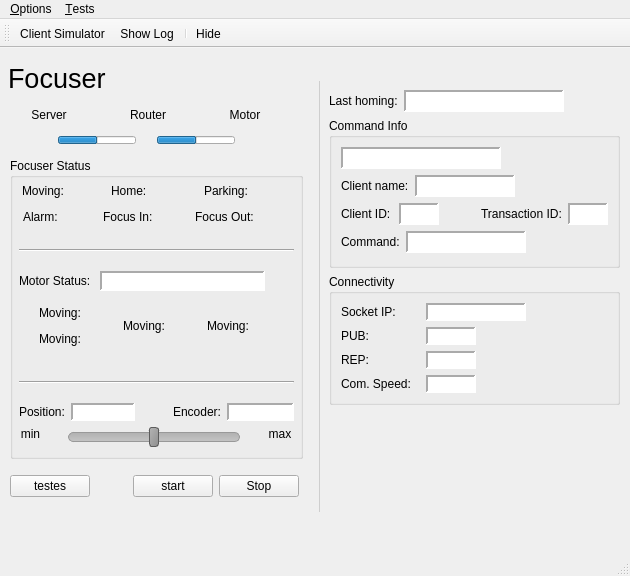
Above: assets/ui/main.ui from dev-LNA/HostFocuser160 before the change. Below: the same form after it.
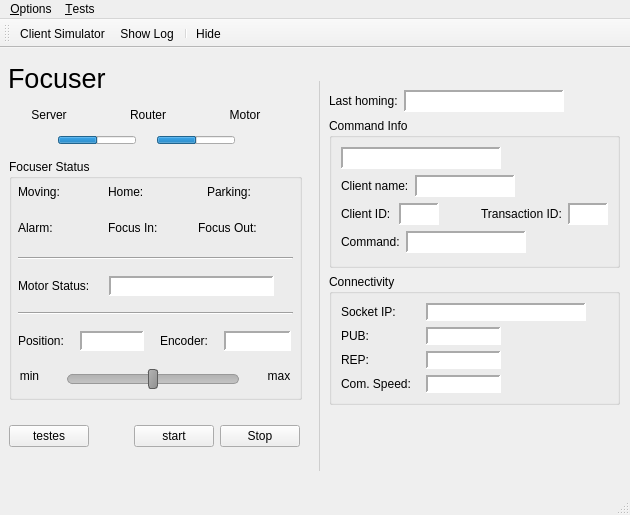
That is the form after the change. Icons and pictures are not drawn.

Commit message: Small UI adjust and 160 config file update

Diff of the .ui file:
```diff
--- a/assets/ui/main.ui
+++ b/assets/ui/main.ui
@@ -7,7 +7,7 @@
     <x>0</x>
     <y>0</y>
     <width>630</width>
-    <height>576</height>
+    <height>515</height>
    </rect>
   </property>
   <property name="minimumSize">
@@ -88,7 +88,7 @@
       <property name="minimumSize">
        <size>
         <width>310</width>
-        <height>470</height>
+        <height>409</height>
        </size>
       </property>
       <property name="currentIndex">
@@ -658,7 +658,7 @@
           <x>310</x>
           <y>24</y>
           <width>310</width>
-          <height>431</height>
+          <height>390</height>
          </rect>
         </property>
         <property name="styleSheet">
@@ -1075,6 +1075,12 @@
             </item>
             <item row="0" column="1">
              <widget class="QLabel" name="lblSocketIP">
+              <property name="minimumSize">
+               <size>
+                <width>160</width>
+                <height>0</height>
+               </size>
+              </property>
               <property name="maximumSize">
                <size>
                 <width>100</width>
@@ -1106,6 +1112,12 @@
             </item>
             <item row="1" column="1">
              <widget class="QLabel" name="lblPortPUB">
+              <property name="minimumSize">
+               <size>
+                <width>75</width>
+                <height>0</height>
+               </size>
+              </property>
               <property name="maximumSize">
                <size>
                 <width>50</width>
@@ -1134,6 +1146,12 @@
             </item>
             <item row="2" column="1">
              <widget class="QLabel" name="lblPortREP">
+              <property name="minimumSize">
+               <size>
+                <width>75</width>
+                <height>0</height>
+               </size>
+              </property>
               <property name="maximumSize">
                <size>
                 <width>50</width>
@@ -1162,6 +1180,12 @@
             </item>
             <item row="3" column="1">
              <widget class="QLabel" name="lblComSpeed">
+              <property name="minimumSize">
+               <size>
+                <width>75</width>
+                <height>0</height>
+               </size>
+              </property>
               <property name="maximumSize">
                <size>
                 <width>50</width>
@@ -1209,10 +1233,10 @@
        <widget class="QGroupBox" name="gbFocuserStatus">
         <property name="geometry">
          <rect>
-          <x>1</x>
-          <y>101</y>
+          <x>0</x>
+          <y>102</y>
           <width>293</width>
-          <height>301</height>
+          <height>241</height>
          </rect>
         </property>
         <property name="title">
@@ -1220,7 +1244,7 @@
         </property>
         <layout class="QVBoxLayout" name="verticalLayout">
          <property name="spacing">
-          <number>6</number>
+          <number>16</number>
          </property>
          <property name="leftMargin">
           <number>6</number>
@@ -1231,6 +1255,9 @@
          <property name="rightMargin">
           <number>6</number>
          </property>
+         <property name="bottomMargin">
+          <number>6</number>
+         </property>
          <item>
           <layout class="QGridLayout" name="gridLayout_2">
            <item row="0" column="0">
@@ -1242,13 +1269,13 @@
               <number>0</number>
              </property>
              <property name="rightMargin">
-              <number>13</number>
+              <number>5</number>
              </property>
              <item>
               <widget class="QLabel" name="lblMoving">
                <property name="minimumSize">
                 <size>
-                 <width>38</width>
+                 <width>52</width>
                  <height>20</height>
                 </size>
                </property>
@@ -1332,13 +1359,13 @@
               <widget class="QLabel" name="lblHome">
                <property name="minimumSize">
                 <size>
-                 <width>30</width>
+                 <width>57</width>
                  <height>20</height>
                 </size>
                </property>
                <property name="maximumSize">
                 <size>
-                 <width>41</width>
+                 <width>57</width>
                  <height>20</height>
                 </size>
                </property>
@@ -1497,19 +1524,19 @@
               <number>3</number>
              </property>
              <property name="rightMargin">
-              <number>8</number>
+              <number>5</number>
              </property>
              <item>
               <widget class="QLabel" name="lblAlarm">
                <property name="minimumSize">
                 <size>
-                 <width>20</width>
+                 <width>52</width>
                  <height>20</height>
                 </size>
                </property>
                <property name="maximumSize">
                 <size>
-                 <width>42</width>
+                 <width>52</width>
                  <height>20</height>
                 </size>
                </property>
@@ -1584,7 +1611,7 @@
               <number>3</number>
              </property>
              <property name="rightMargin">
-              <number>9</number>
+              <number>0</number>
              </property>
              <item>
               <widget class="QLabel" name="lblFocusIn">
@@ -1754,19 +1781,6 @@
            </item>
           </layout>
          </item>
-         <item>
-          <spacer name="verticalSpacer">
-           <property name="orientation">
-            <enum>Qt::Orientation::Vertical</enum>
-           </property>
-           <property name="sizeHint" stdset="0">
-            <size>
-             <width>20</width>
-             <height>40</height>
-            </size>
-           </property>
-          </spacer>
-         </item>
          <item>
           <widget class="Line" name="line">
            <property name="frameShadow">
@@ -1777,19 +1791,6 @@
            </property>
           </widget>
          </item>
-         <item>
-          <spacer name="verticalSpacer_3">
-           <property name="orientation">
-            <enum>Qt::Orientation::Vertical</enum>
-           </property>
-           <property name="sizeHint" stdset="0">
-            <size>
-             <width>20</width>
-             <height>40</height>
-            </size>
-           </property>
-          </spacer>
-         </item>
          <item>
           <layout class="QHBoxLayout" name="horizontalLayout_7">
            <item>
@@ -1851,379 +1852,6 @@
            </item>
           </layout>
          </item>
-         <item>
-          <widget class="QFrame" name="frameIAG">
-           <property name="minimumSize">
-            <size>
-             <width>0</width>
-             <height>0</height>
-            </size>
-           </property>
-           <property name="maximumSize">
-            <size>
-             <width>16777215</width>
-             <height>90</height>
-            </size>
-           </property>
-           <property name="frameShape">
-            <enum>QFrame::Shape::NoFrame</enum>
-           </property>
-           <property name="frameShadow">
-            <enum>QFrame::Shadow::Raised</enum>
-           </property>
-           <layout class="QGridLayout" name="gridLayout_3">
-            <item row="0" column="0">
-             <layout class="QHBoxLayout" name="horizontalLayout_17">
-              <property name="spacing">
-               <number>3</number>
-              </property>
-              <property name="leftMargin">
-               <number>0</number>
-              </property>
-              <item>
-               <widget class="QLabel" name="lblMoving_2">
-                <property name="minimumSize">
-                 <size>
-                  <width>38</width>
-                  <height>20</height>
-                 </size>
-                </property>
-                <property name="maximumSize">
-                 <size>
-                  <width>50</width>
-                  <height>20</height>
-                 </size>
-                </property>
-                <property name="styleSheet">
-                 <string notr="true"/>
-                </property>
-                <property name="frameShape">
-                 <enum>QFrame::Shape::NoFrame</enum>
-                </property>
-                <property name="frameShadow">
-                 <enum>QFrame::Shadow::Sunken</enum>
-                </property>
-                <property name="text">
-                 <string>Moving:</string>
-                </property>
-                <property name="alignment">
-                 <set>Qt::AlignmentFlag::AlignLeading|Qt::AlignmentFlag::AlignLeft|Qt::AlignmentFlag::AlignTop</set>
-                </property>
-               </widget>
-              </item>
-              <item>
-               <widget class="QLabel" name="ledMoving_2">
-                <property name="sizePolicy">
-                 <sizepolicy hsizetype="Fixed" vsizetype="Fixed">
-                  <horstretch>0</horstretch>
-                  <verstretch>0</verstretch>
-                 </sizepolicy>
-                </property>
-                <property name="minimumSize">
-                 <size>
-                  <width>14</width>
-                  <height>14</height>
-                 </size>
-                </property>
-                <property name="maximumSize">
-                 <size>
-                  <width>14</width>
-                  <height>14</height>
-                 </size>
-                </property>
-                <property name="layoutDirection">
-                 <enum>Qt::LayoutDirection::RightToLeft</enum>
-                </property>
-                <property name="styleSheet">
-                 <string notr="true">border-radius:7px;</string>
-                </property>
-                <property name="frameShape">
-                 <enum>QFrame::Shape::NoFrame</enum>
-                </property>
-                <property name="frameShadow">
-                 <enum>QFrame::Shadow::Sunken</enum>
-                </property>
-                <property name="text">
-                 <string/>
-                </property>
-                <property name="alignment">
-                 <set>Qt::AlignmentFlag::AlignCenter</set>
-                </property>
-                <property name="statusLed" stdset="0">
-                 <string>NOK</string>
-                </property>
-               </widget>
-              </item>
-             </layout>
-            </item>
-            <item row="0" column="1" rowspan="2">
-             <layout class="QHBoxLayout" name="horizontalLayout_18">
-              <property name="spacing">
-               <number>3</number>
-              </property>
-              <property name="leftMargin">
-               <number>0</number>
-              </property>
-              <item>
-               <widget class="QLabel" name="lblMoving_3">
-                <property name="minimumSize">
-                 <size>
-                  <width>38</width>
-                  <height>20</height>
-                 </size>
-                </property>
-                <property name="maximumSize">
-                 <size>
-                  <width>50</width>
-                  <height>20</height>
-                 </size>
-                </property>
-                <property name="styleSheet">
-                 <string notr="true"/>
-                </property>
-                <property name="frameShape">
-                 <enum>QFrame::Shape::NoFrame</enum>
-                </property>
-                <property name="frameShadow">
-                 <enum>QFrame::Shadow::Sunken</enum>
-                </property>
-                <property name="text">
-                 <string>Moving:</string>
-                </property>
-                <property name="alignment">
-                 <set>Qt::AlignmentFlag::AlignLeading|Qt::AlignmentFlag::AlignLeft|Qt::AlignmentFlag::AlignTop</set>
-                </property>
-               </widget>
-              </item>
-              <item>
-               <widget class="QLabel" name="ledMoving_3">
-                <property name="sizePolicy">
-                 <sizepolicy hsizetype="Fixed" vsizetype="Fixed">
-                  <horstretch>0</horstretch>
-                  <verstretch>0</verstretch>
-                 </sizepolicy>
-                </property>
-                <property name="minimumSize">
-                 <size>
-                  <width>14</width>
-                  <height>14</height>
-                 </size>
-                </property>
-                <property name="maximumSize">
-                 <size>
-                  <width>14</width>
-                  <height>14</height>
-                 </size>
-                </property>
-                <property name="layoutDirection">
-                 <enum>Qt::LayoutDirection::RightToLeft</enum>
-                </property>
-                <property name="styleSheet">
-                 <string notr="true">border-radius:7px;</string>
-                </property>
-                <property name="frameShape">
-                 <enum>QFrame::Shape::NoFrame</enum>
-                </property>
-                <property name="frameShadow">
-                 <enum>QFrame::Shadow::Sunken</enum>
-                </property>
-                <property name="text">
-                 <string/>
-                </property>
-                <property name="alignment">
-                 <set>Qt::AlignmentFlag::AlignCenter</set>
-                </property>
-                <property name="statusLed" stdset="0">
-                 <string>NOK</string>
-                </property>
-               </widget>
-              </item>
-             </layout>
-            </item>
-            <item row="0" column="2" rowspan="2">
-             <layout class="QHBoxLayout" name="horizontalLayout_19">
-              <property name="spacing">
-               <number>3</number>
-              </property>
-              <property name="leftMargin">
-               <number>0</number>
-              </property>
-              <item>
-               <widget class="QLabel" name="lblMoving_4">
-                <property name="minimumSize">
-                 <size>
-                  <width>38</width>
-                  <height>20</height>
-                 </size>
-                </property>
-                <property name="maximumSize">
-                 <size>
-                  <width>50</width>
-                  <height>20</height>
-                 </size>
-                </property>
-                <property name="styleSheet">
-                 <string notr="true"/>
-                </property>
-                <property name="frameShape">
-                 <enum>QFrame::Shape::NoFrame</enum>
-                </property>
-                <property name="frameShadow">
-                 <enum>QFrame::Shadow::Sunken</enum>
-                </property>
-                <property name="text">
-                 <string>Moving:</string>
-                </property>
-                <property name="alignment">
-                 <set>Qt::AlignmentFlag::AlignLeading|Qt::AlignmentFlag::AlignLeft|Qt::AlignmentFlag::AlignTop</set>
-                </property>
-               </widget>
-              </item>
-              <item>
-               <widget class="QLabel" name="ledMoving_4">
-                <property name="sizePolicy">
-                 <sizepolicy hsizetype="Fixed" vsizetype="Fixed">
-                  <horstretch>0</horstretch>
-                  <verstretch>0</verstretch>
-                 </sizepolicy>
-                </property>
-                <property name="minimumSize">
-                 <size>
-                  <width>14</width>
-                  <height>14</height>
-                 </size>
-                </property>
-                <property name="maximumSize">
-                 <size>
-                  <width>14</width>
-                  <height>14</height>
-                 </size>
-                </property>
-                <property name="layoutDirection">
-                 <enum>Qt::LayoutDirection::RightToLeft</enum>
-                </property>
-                <property name="styleSheet">
-                 <string notr="true">border-radius:7px;</string>
-                </property>
-                <property name="frameShape">
-                 <enum>QFrame::Shape::NoFrame</enum>
-                </property>
-                <property name="frameShadow">
-                 <enum>QFrame::Shadow::Sunken</enum>
-                </property>
-                <property name="text">
-                 <string/>
-                </property>
-                <property name="alignment">
-                 <set>Qt::AlignmentFlag::AlignCenter</set>
-                </property>
-                <property name="statusLed" stdset="0">
-                 <string>NOK</string>
-                </property>
-               </widget>
-              </item>
-             </layout>
-            </item>
-            <item row="1" column="0">
-             <layout class="QHBoxLayout" name="horizontalLayout_20">
-              <property name="spacing">
-               <number>3</number>
-              </property>
-              <property name="leftMargin">
-               <number>0</number>
-              </property>
-              <item>
-               <widget class="QLabel" name="lblMoving_5">
-                <property name="minimumSize">
-                 <size>
-                  <width>38</width>
-                  <height>20</height>
-                 </size>
-                </property>
-                <property name="maximumSize">
-                 <size>
-                  <width>50</width>
-                  <height>20</height>
-                 </size>
-                </property>
-                <property name="styleSheet">
-                 <string notr="true"/>
-                </property>
-                <property name="frameShape">
-                 <enum>QFrame::Shape::NoFrame</enum>
-                </property>
-                <property name="frameShadow">
-                 <enum>QFrame::Shadow::Sunken</enum>
-                </property>
-                <property name="text">
-                 <string>Moving:</string>
-                </property>
-                <property name="alignment">
-                 <set>Qt::AlignmentFlag::AlignLeading|Qt::AlignmentFlag::AlignLeft|Qt::AlignmentFlag::AlignTop</set>
-                </property>
-               </widget>
-              </item>
-              <item>
-               <widget class="QLabel" name="ledMoving_5">
-                <property name="sizePolicy">
-                 <sizepolicy hsizetype="Fixed" vsizetype="Fixed">
-                  <horstretch>0</horstretch>
-                  <verstretch>0</verstretch>
-                 </sizepolicy>
-                </property>
-                <property name="minimumSize">
-                 <size>
-                  <width>14</width>
-                  <height>14</height>
-                 </size>
-                </property>
-                <property name="maximumSize">
-                 <size>
-                  <width>14</width>
-                  <height>14</height>
-                 </size>
-                </property>
-                <property name="layoutDirection">
-                 <enum>Qt::LayoutDirection::RightToLeft</enum>
-                </property>
-                <property name="styleSheet">
-                 <string notr="true">border-radius:7px;</string>
-                </property>
-                <property name="frameShape">
-                 <enum>QFrame::Shape::NoFrame</enum>
-                </property>
-                <property name="frameShadow">
-                 <enum>QFrame::Shadow::Sunken</enum>
-                </property>
-                <property name="text">
-                 <string/>
-                </property>
-                <property name="alignment">
-                 <set>Qt::AlignmentFlag::AlignCenter</set>
-                </property>
-                <property name="statusLed" stdset="0">
-                 <string>NOK</string>
-                </property>
-               </widget>
-              </item>
-             </layout>
-            </item>
-           </layout>
-          </widget>
-         </item>
-         <item>
-          <spacer name="verticalSpacer_4">
-           <property name="orientation">
-            <enum>Qt::Orientation::Vertical</enum>
-           </property>
-           <property name="sizeHint" stdset="0">
-            <size>
-             <width>20</width>
-             <height>40</height>
-            </size>
-           </property>
-          </spacer>
-         </item>
          <item>
           <widget class="Line" name="line_2">
            <property name="frameShadow">
@@ -2234,19 +1862,6 @@
            </property>
           </widget>
          </item>
-         <item>
-          <spacer name="verticalSpacer_5">
-           <property name="orientation">
-            <enum>Qt::Orientation::Vertical</enum>
-           </property>
-           <property name="sizeHint" stdset="0">
-            <size>
-             <width>20</width>
-             <height>40</height>
-            </size>
-           </property>
-          </spacer>
-         </item>
          <item>
           <layout class="QHBoxLayout" name="horizontalLayout_5">
            <item>
@@ -2309,8 +1924,8 @@
              </property>
              <property name="sizeHint" stdset="0">
               <size>
-               <width>40</width>
-               <height>13</height>
+               <width>13</width>
+               <height>17</height>
               </size>
              </property>
             </spacer>
@@ -2365,6 +1980,19 @@
              </property>
             </widget>
            </item>
+           <item>
+            <spacer name="horizontalSpacer_15">
+             <property name="orientation">
+              <enum>Qt::Orientation::Horizontal</enum>
+             </property>
+             <property name="sizeHint" stdset="0">
+              <size>
+               <width>40</width>
+               <height>20</height>
+              </size>
+             </property>
+            </spacer>
+           </item>
           </layout>
          </item>
          <item>
@@ -4705,9 +4333,9 @@
        <widget class="QWidget" name="layoutWidget">
         <property name="geometry">
          <rect>
-          <x>1</x>
-          <y>410</y>
-          <width>289</width>
+          <x>0</x>
+          <y>360</y>
+          <width>291</width>
           <height>38</height>
          </rect>
         </property>
```
The commit also changes 3 other files.
